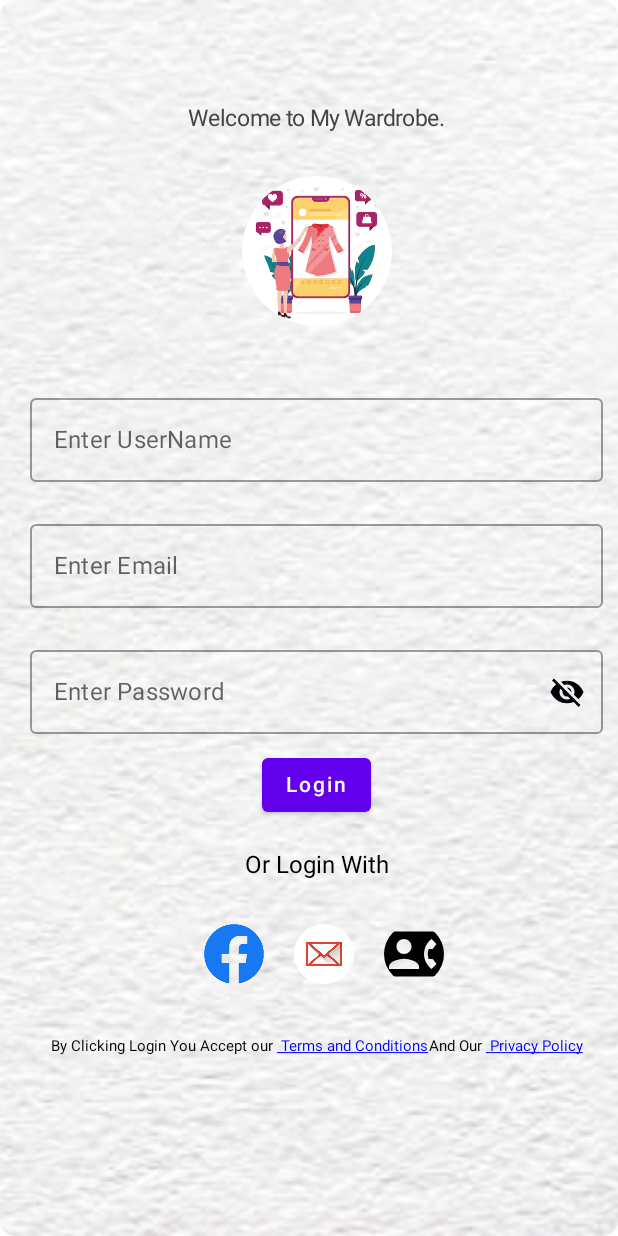
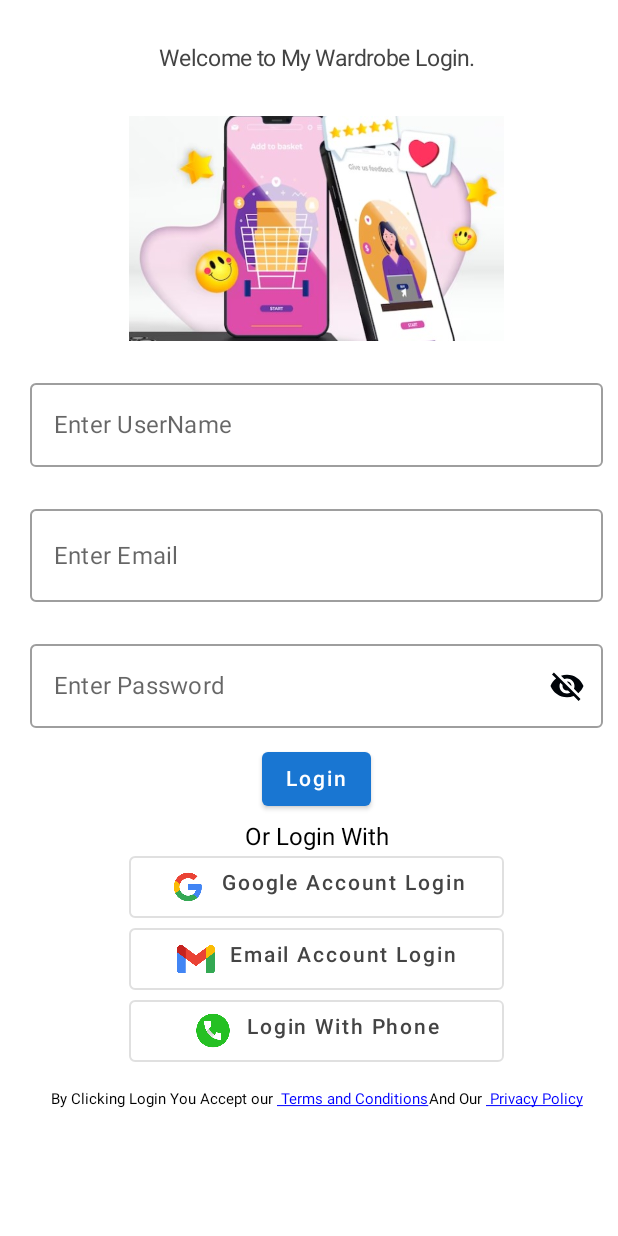
Before and after one commit to OGOLA-SOSPETER/Fashion_House, an Android app built with Jetpack Compose: the screen it shows after launch (MainActivity), on a phone screen of 412 x 824 dp. Run offline under Robolectric (Android 15) with nearby library versions, the phone set to English and light mode, and no system bars; missing, so only their content is drawn: MakeItWorkTheme.

Commit message:
Addition of drawables

```diff
--- a/app/src/main/java/com/SosDeveloper/myapplication/AppNavigation.kt
+++ b/app/src/main/java/com/SosDeveloper/myapplication/AppNavigation.kt
@@ -1,10 +1,12 @@
 package com.SosDeveloper.myapplication
 
 import SuitsPage
+import androidx.compose.material.Card
 import androidx.compose.runtime.Composable
 import androidx.navigation.NavHostController
 import androidx.navigation.compose.NavHost
 import androidx.navigation.compose.composable
+import progress.CardDemo
 
 @Composable
 fun AppNavigation(navController: NavHostController) {
@@ -14,6 +16,7 @@ fun AppNavigation(navController: NavHostController) {
         composable("Login"){ LoginPage(navController)}
         composable("Dashboard"){ Scaffolld(navController) }
         composable("welcome"){ WelcomePage(navController)}
+        composable("cards"){ CardDemo(navController )}
         composable("settings"){ SettingsPage(navController) }
         composable("About"){ AboutApp(navController) }
         composable("Emails"){ EmailPage(navController)}
--- a/app/src/main/java/com/SosDeveloper/myapplication/LoginPage.kt
+++ b/app/src/main/java/com/SosDeveloper/myapplication/LoginPage.kt
@@ -1,6 +1,11 @@
 package com.SosDeveloper.myapplication
 
+import android.content.ContentValues.TAG
+import android.content.Intent
+import android.os.Bundle
+import android.util.Log
 import android.widget.Toast
+import androidx.compose.animation.core.animateFloatAsState
 import androidx.compose.foundation.Image
 import androidx.compose.foundation.background
 import androidx.compose.foundation.border
@@ -26,6 +31,9 @@ import androidx.compose.ui.graphics.Color
 import androidx.compose.ui.layout.ContentScale
 import androidx.compose.ui.platform.LocalContext
 import androidx.compose.ui.res.painterResource
+import androidx.compose.ui.semantics.progressBarRangeInfo
+import androidx.compose.ui.semantics.semantics
+import androidx.compose.ui.semantics.stateDescription
 import androidx.compose.ui.text.AnnotatedString
 import androidx.compose.ui.text.TextStyle
 import androidx.compose.ui.text.font.FontFamily
@@ -38,9 +46,13 @@ import androidx.compose.ui.text.style.TextDecoration
 import androidx.compose.ui.tooling.preview.Preview
 import androidx.compose.ui.unit.dp
 import androidx.compose.ui.unit.sp
-import androidx.constraintlayout.compose.Visibility
 import androidx.navigation.NavHostController
 import androidx.navigation.compose.rememberNavController
+import com.google.android.gms.auth.api.identity.BeginSignInRequest
+import com.google.android.gms.auth.api.identity.Identity
+import com.google.android.gms.auth.api.identity.SignInClient
+import com.google.android.gms.common.api.ApiException
+import com.google.android.gms.common.api.CommonStatusCodes
 
 
 @Composable
@@ -51,6 +63,7 @@ fun LoginPage(navController: NavHostController){
     val Context = LocalContext.current
     var passwordVisible by rememberSaveable { mutableStateOf(false) }
 Column() {
+    /*
     Image(painter = painterResource(id = R.drawable.kk),
         contentDescription = "Background Image",
         contentScale = ContentScale.Crop,
@@ -59,30 +72,34 @@ Column() {
             .clip(RoundedCornerShape(10.dp))
 
     )
+     */
 }
+
+
     Column(
-        modifier = Modifier.padding(top = 70.dp, start = 10.dp),
+        modifier = Modifier.padding(top = 30.dp, start = 10.dp),
         verticalArrangement = Arrangement.Top,
-        horizontalAlignment = Alignment.CenterHorizontally
+        horizontalAlignment = Alignment.CenterHorizontally,
     ) {
 
         Text(
-            text = "Welcome to My Wardrobe.",
+            text = "Welcome to My Wardrobe Login.",
             color = Color.DarkGray,
             fontSize = 15.sp,
             fontFamily = FontFamily.SansSerif,
 
         )
         Spacer(modifier = Modifier.height( 30.dp))
-        Image(painter = painterResource(id = R.drawable.logcloth),
+        Image(painter = painterResource(id = R.drawable.cp),
             contentDescription = "LoginImage",
             contentScale = ContentScale.Crop,
-            modifier = Modifier.size(100.dp)
-                .clip(CircleShape)
+            modifier = Modifier
+                .size(width = 250.dp,height = 150.dp)
         )
-        Spacer(modifier = Modifier.height( 30.dp))
+        Spacer(modifier = Modifier.height( 10.dp))
         OutlinedTextField(
             value = userNameValue,
+            maxLines = 1,
             onValueChange = { userNameValue = it },
             modifier = Modifier
                 .padding(10.dp)
@@ -92,12 +109,14 @@ Column() {
         )
         OutlinedTextField(
             value = email,
+            maxLines = 1,
             onValueChange = { email = it },
             label = { Text("Enter Email") },
             placeholder = { Text(text = "example42@gmail.com ") },
             modifier = Modifier
                 .padding(10.dp)
-                .fillMaxWidth(),
+                .fillMaxWidth()
+                .height(70.dp),
             textStyle = TextStyle(color = Color.Black, fontSize = 15.sp),
             singleLine = true,
         )
@@ -130,68 +149,59 @@ Column() {
         )
 
 
+        val color = Color(0xFF1976D2)
 
-        Button(onClick = { navController.navigate("Dashboard") }) {
-            Text(text = "Login")
+        Button(onClick = {
+                navController.navigate("Dashboard")
+        }, colors = ButtonDefaults.buttonColors(backgroundColor = color)) {
+            Text(text = "Login", color = Color.White)
         }
-        Spacer(modifier = Modifier.height(20.dp))
+        Spacer(modifier = Modifier.height(5.dp))
 
         Text(
             text = "Or Login With",
             textAlign = TextAlign.Center,
             fontSize = 16.sp
         )
-        Spacer(modifier = Modifier.height(30.dp))
 
+                OutlinedButton(modifier = Modifier.width(250.dp), onClick = { /*TODO*/ }) {
+                    Row {
+                        Image(painter = painterResource(id = R.drawable.googlelogo),
+                            contentDescription = "googlelogo",
+                        modifier = Modifier.size(25.dp)
+                            )
+                        Text(" Google Account Login ",
+                            Modifier.offset(5.dp,2.dp),
+                            color = Color.DarkGray)
+                    }
+                }
 
-        Row(modifier = Modifier.padding(start = 40.dp)) {
-            Box {
+                OutlinedButton(modifier = Modifier.width(250.dp),onClick = { /*TODO*/ }) {
+                    Row {
+                        Image(painter = painterResource(id = R.drawable.email),
+                            contentDescription = "googlelogo",
+                            modifier = Modifier.size(25.dp)
+                        )
+                        Text(" Email Account Login ",
+                            Modifier.offset(5.dp,2.dp),
+                            color = Color.DarkGray)
+                    }
+                }
 
-                Image(
-                    painter = painterResource(id = R.drawable.facebook),
-                    contentDescription = "FaceBook Login",
-                    contentScale = ContentScale.Crop,
-                    modifier = Modifier
-                        .clip(RoundedCornerShape(14.dp))
-                        .size(40.dp)
+                OutlinedButton(modifier = Modifier.width(250.dp),onClick = { /*TODO*/ }) {
+                    Row {
+                        Image(painter = painterResource(id = R.drawable.phone),
+                            contentDescription = "googlelogo",
+                            modifier = Modifier.size(25.dp)
+                        )
+                        Text(" Login With Phone ",
+                            Modifier.offset(5.dp,2.dp),
+                            color = Color.DarkGray)
+                    }
+                }
+            Spacer(modifier = Modifier.width(20.dp))
 
-                )
-
-            }
-            Spacer(modifier = Modifier.width(20.dp))
-            Box {
-
-                Image(
-                    painter = painterResource(id = R.drawable.emails),
-                    contentDescription = "Email Login",
-                    contentScale = ContentScale.Crop,
-                    modifier = Modifier
-                        .clip(CircleShape)
-                        .size(40.dp)
-
-                )
-
-            }
-            Spacer(modifier = Modifier.width(20.dp))
-            Box {
-
-                Icon(
-                    painter = painterResource(id = R.drawable.contact_phone),
-                    contentDescription = "Phone Login",
-                    modifier = Modifier
-                        .clip(CircleShape)
-                        .size(40.dp)
-
-                )
-
-            }
-            Spacer(modifier = Modifier.width(30.dp))
-
-        }
-        Spacer(modifier = Modifier.height(30.dp))
-
-
-        Spacer(modifier = Modifier.height(5.dp))
+        Spacer(modifier = Modifier.height(15.dp))
         Row {
             Text(
                 text = "By Clicking Login You Accept our ",
@@ -227,7 +237,6 @@ Column() {
 
 
 
-
 @Preview
 @Composable
 fun LoginPreview(){
--- a/app/src/main/res/values/themes.xml
+++ b/app/src/main/res/values/themes.xml
@@ -2,6 +2,6 @@
 <resources>
 
     <style name="Theme.MakeItWork" parent="android:Theme.Material.Light.NoActionBar">
-        <item name="android:statusBarColor">@color/purple_700</item>
+        <item name="android:statusBarColor">@color/blue_700</item>
     </style>
 </resources>
```
Also changed, not shown: app/build.gradle (+15 -1 lines), app/src/main/java/progress/CircularProgress.kt (added, +118 -0 lines), build.gradle (+9 -0 lines), app/src/main/res/drawable/clt.jpg (added), app/src/main/res/drawable/cp.jpg (added), app/src/main/res/drawable/email.png (added), app/src/main/res/drawable/googlelogo.png (added), app/src/main/res/drawable/phone.png (added).
